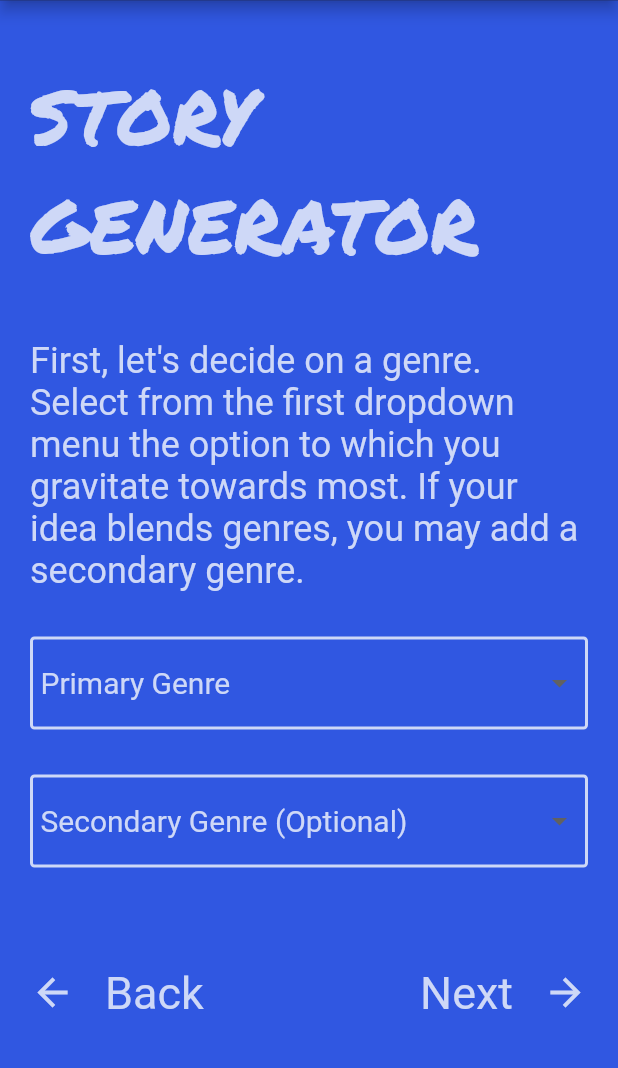
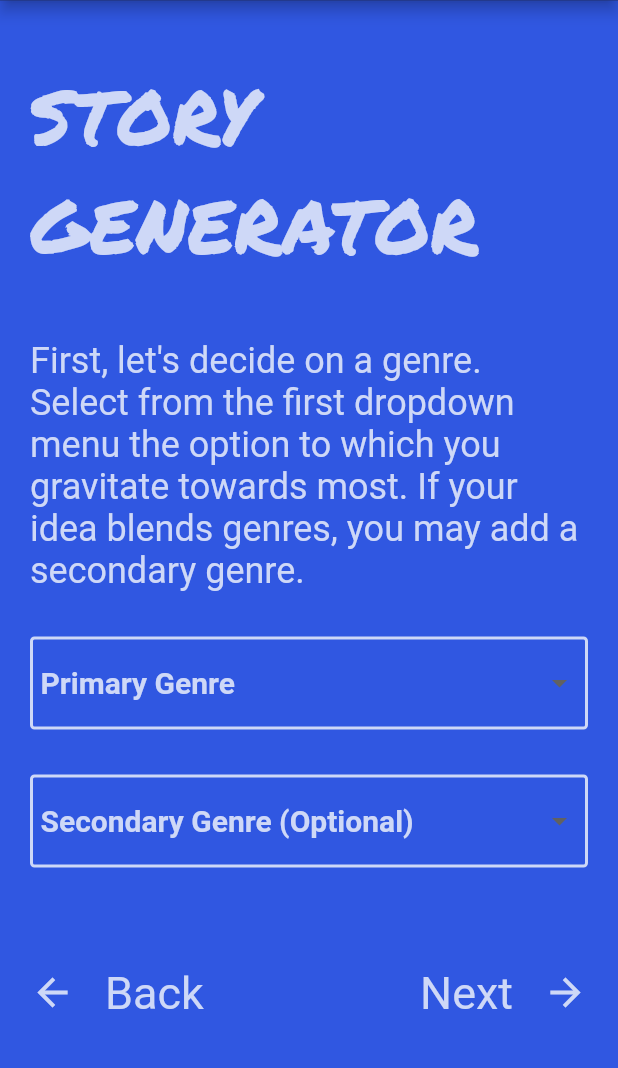
Before and after one commit to AlexTarian/arcitect_novelsmith, a Flutter app: the GeneratorInfoScreen screen opened directly, on a phone screen of 412 x 824 dp, the part 127-1195 px from its top. Run offline on Flutter 3.47's test engine with Material 2 defaults, Android fonts, the phone set to English and light mode, and no system bars; our stand-ins replace rflutter_alert, shared_preferences; accounts and stored records are empty.

Commit message:
June 17 2023 Update

```diff
--- a/lib/components/custom_dropdown.dart
+++ b/lib/components/custom_dropdown.dart
@@ -48,7 +48,10 @@ class CustomDropDown extends StatelessWidget {
                       Text(
                         textController.text,
                         style: TextStyle(
-                            fontSize: 20.0, color: Theme.of(context).primaryColor),
+                            fontSize: textController.text == label ? 20.0 : 20.0,
+                            fontWeight: textController.text == label ? FontWeight.bold : FontWeight.normal,
+                            color: Theme.of(context).primaryColor,
+                        ),
                       ),
                     ],
                   );
@@ -72,7 +75,7 @@ class CustomDropDown extends StatelessWidget {
               child: Text(textController.text == label ? '' : label,
                 style: TextStyle(
                   color: Theme.of(context).primaryColor,
-                  fontSize: 20.0,
+                  fontSize: 22.0,
                   fontWeight: FontWeight.w700,
                 ),
               ),
```
Also changed, not shown: lib/components/form_field.dart (+6 -1 lines).
